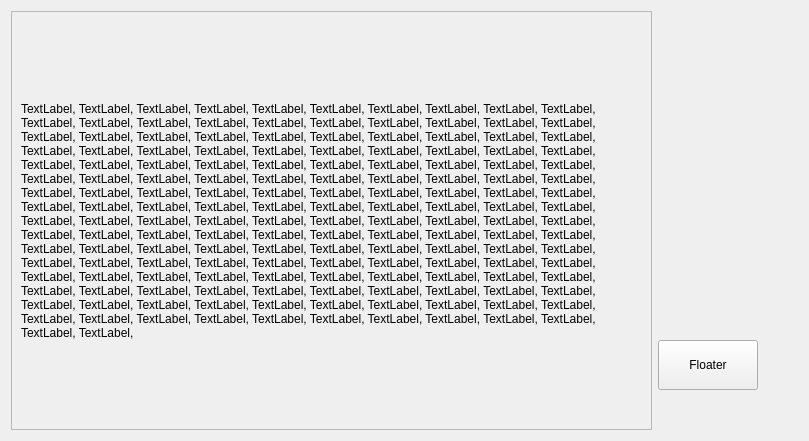
This is floating_demo/floating_demo.ui in ewerybody/PysidePlayground as Qt 5 draws it before an edit. The edited form follows.
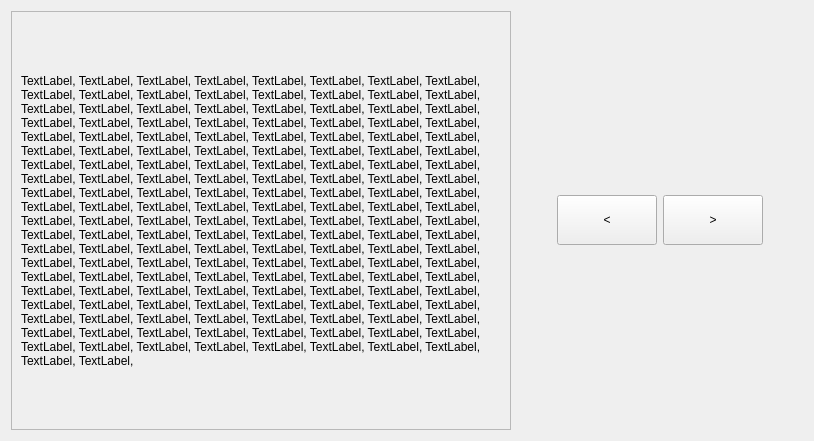
This is the edited form.

Commit message: made the floating demo show off 2 arrow boxes

The edit to the form file:
```diff
--- a/floating_demo/floating_demo.ui
+++ b/floating_demo/floating_demo.ui
@@ -6,7 +6,7 @@
    <rect>
     <x>0</x>
     <y>0</y>
-    <width>809</width>
+    <width>814</width>
     <height>441</height>
    </rect>
   </property>
@@ -32,8 +32,8 @@
          <rect>
           <x>0</x>
           <y>0</y>
-          <width>635</width>
-          <height>415</height>
+          <width>472</width>
+          <height>481</height>
          </rect>
         </property>
         <layout class="QVBoxLayout" name="verticalLayout_2">
@@ -54,15 +54,12 @@
     </layout>
    </item>
    <item row="0" column="1">
-    <layout class="QVBoxLayout" name="layout_1">
-     <property name="rightMargin">
+    <layout class="QHBoxLayout" name="layout_1">
+     <property name="margin">
       <number>40</number>
      </property>
-     <property name="bottomMargin">
-      <number>40</number>
-     </property>
-     <item alignment="Qt::AlignRight|Qt::AlignBottom">
-      <widget class="QPushButton" name="toolButton">
+     <item>
+      <widget class="QPushButton" name="button_left">
        <property name="minimumSize">
         <size>
          <width>100</width>
@@ -76,7 +73,26 @@
         </size>
        </property>
        <property name="text">
-        <string>Floater</string>
+        <string>&lt;</string>
+       </property>
+      </widget>
+     </item>
+     <item>
+      <widget class="QPushButton" name="button_right">
+       <property name="minimumSize">
+        <size>
+         <width>100</width>
+         <height>50</height>
+        </size>
+       </property>
+       <property name="maximumSize">
+        <size>
+         <width>50</width>
+         <height>50</height>
+        </size>
+       </property>
+       <property name="text">
+        <string>&gt;</string>
        </property>
       </widget>
      </item>
```
The commit also changes 2 other files.
